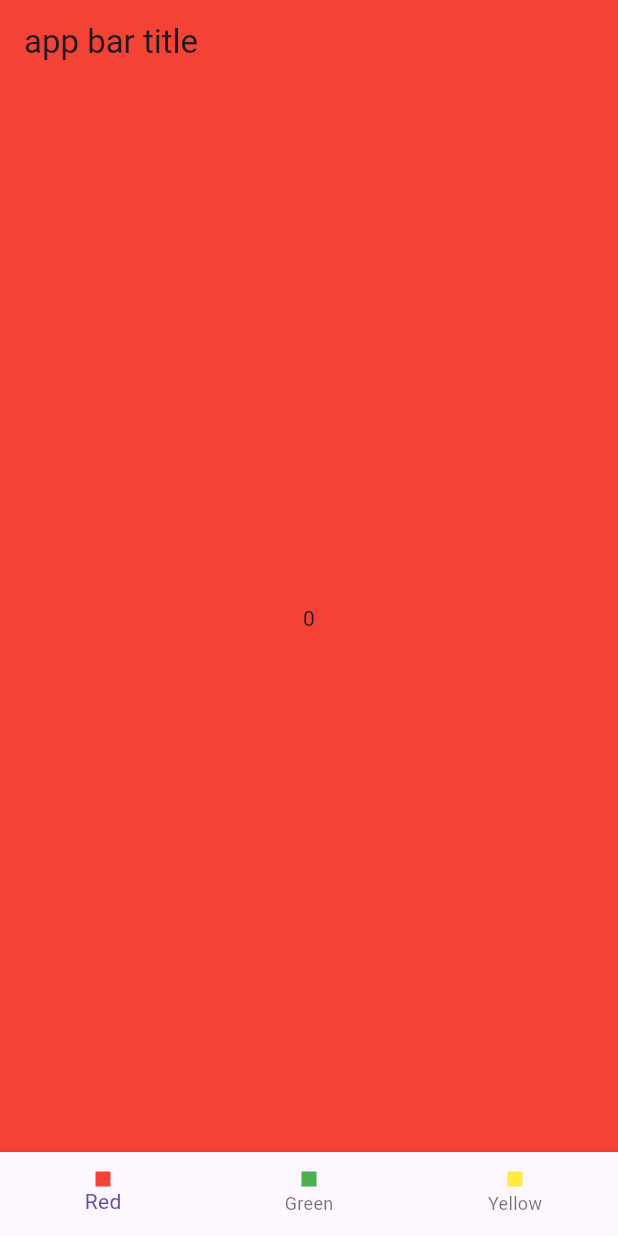
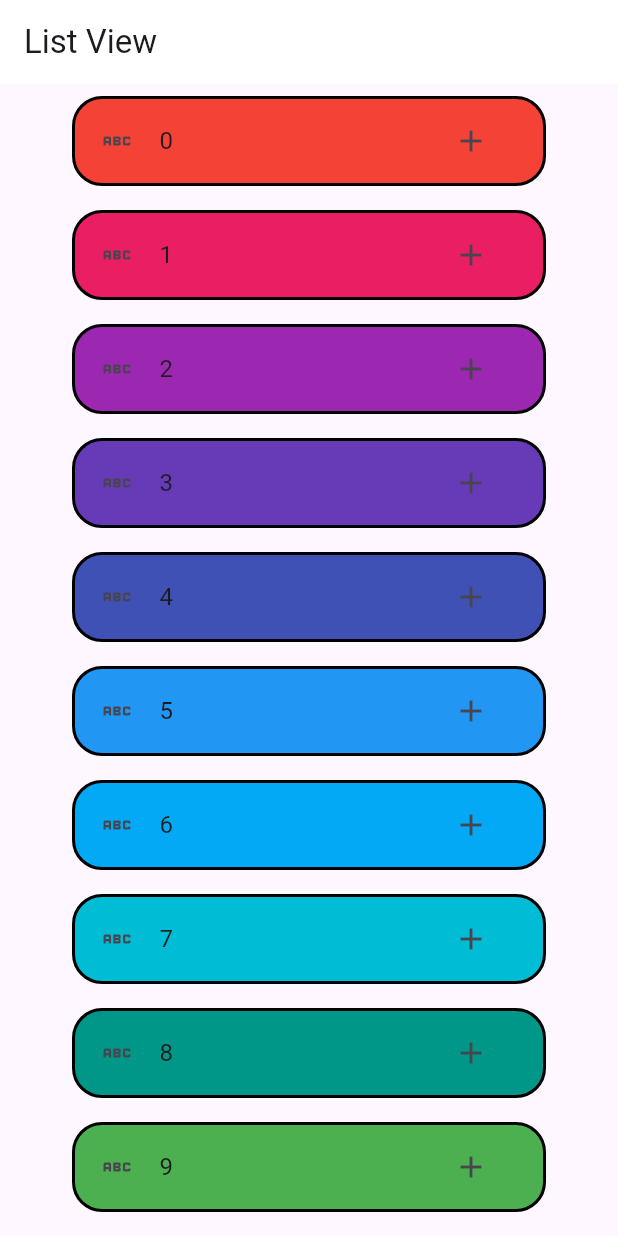
Before and after one commit to muameh/Flutter101, a Flutter app: the screen it shows after launch, on a phone screen of 412 x 824 dp. Run offline on Flutter 3.47's test engine with Material 3 defaults, Android fonts, the phone set to English and light mode, and no system bars; our stand-ins replace fluttertoast.

Commit message:
introduction to listview

```diff
--- /dev/null
+++ b/lib/101/list_view_builder_learn.dart
@@ -0,0 +1,58 @@
+import 'package:flutter/material.dart';
+
+class ListViewBuilderLearn extends StatefulWidget {
+  const ListViewBuilderLearn({super.key});
+
+  @override
+  State<ListViewBuilderLearn> createState() => _ListViewBuilderLearnState();
+}
+
+class _ListViewBuilderLearnState extends State<ListViewBuilderLearn> {
+  @override
+  Widget build(BuildContext context) {
+    return Scaffold(
+      appBar: AppBar(
+        elevation: 0,
+        backgroundColor: Colors.white,
+        title: const Text(
+          "List View",
+        ),
+      ),
+      body: Container(
+        child: ListView.builder(itemBuilder: (context, index) {
+          return Padding(
+            padding: EdgeInsets.symmetric(horizontal: 48.0, vertical: 8.0),
+            child: _ListTile(index: index),
+          );
+        }),
+      ),
+    );
+  }
+}
+
+class _ListTile extends StatelessWidget {
+  const _ListTile({super.key, required this.index});
+
+  final int index;
+  Color get _randomColor => Colors.primaries[index % Colors.primaries.length];
+
+  @override
+  Widget build(BuildContext context) {
+    return ListTile(
+      tileColor: _randomColor,
+      onTap: () {},
+      shape: RoundedRectangleBorder(
+        side: const BorderSide(color: Colors.black, width: 2),
+        borderRadius: BorderRadius.circular(20),
+      ),
+      leading: const Icon(Icons.abc),
+      title: Text(
+        index.toString(),
+      ),
+      trailing: IconButton(
+        icon: const Icon(Icons.add),
+        onPressed: () {},
+      ),
+    );
+  }
+}
--- a/lib/101/selected_color.dart
+++ b/lib/101/selected_color.dart
@@ -11,12 +11,12 @@ class _ColorStateLearnState extends State<ColorStateLearn> {
   String index = "0";
   Color backgroundColor = Colors.red;
 
-  void _updateIndex(currentIndex) {
+  void _updateIndexAndBackgroundColor(int currentIndex) {
     setState(() {
       index = currentIndex.toString();
-      if (currentIndex == 0) {
+      if (currentIndex == _ScreenBackgroundColors.red.index) {
         backgroundColor = Colors.red;
-      } else if (currentIndex == 1) {
+      } else if (currentIndex == _ScreenBackgroundColors.green.index) {
         backgroundColor = Colors.green;
       } else {
         backgroundColor = Colors.yellow;
@@ -33,8 +33,9 @@ class _ColorStateLearnState extends State<ColorStateLearn> {
         backgroundColor: backgroundColor,
       ),
       body: Center(child: Text(index)),
-      bottomNavigationBar:
-          BottomNavigationBar(onTap: _updateIndex, items: const [
+      bottomNavigationBar: BottomNavigationBar(
+          onTap: _updateIndexAndBackgroundColor,
+          items: const [
             BottomNavigationBarItem(
                 icon: _ColorContainer(color: Colors.red), label: "Red"),
             BottomNavigationBarItem(
@@ -61,3 +62,5 @@ class _ColorContainer extends StatelessWidget {
     );
   }
 }
+
+enum _ScreenBackgroundColors { red, green, yellow }
--- a/lib/main.dart
+++ b/lib/main.dart
@@ -1,4 +1,5 @@
 import 'package:flutter/material.dart';
+import 'package:serbest_calisma/101/list_view_builder_learn.dart';
 import 'package:serbest_calisma/101/selected_color.dart';
 import 'package:serbest_calisma/101/text_field_learn.dart';
 
@@ -15,6 +16,6 @@ class MyApp extends StatelessWidget {
     return const MaterialApp(
         title: 'Flutter Demo',
         debugShowCheckedModeBanner: false,
-        home: ColorStateLearn());
+        home: ListViewBuilderLearn());
   }
 }
```
Lines whose indentation alone changed are shown as unchanged.
